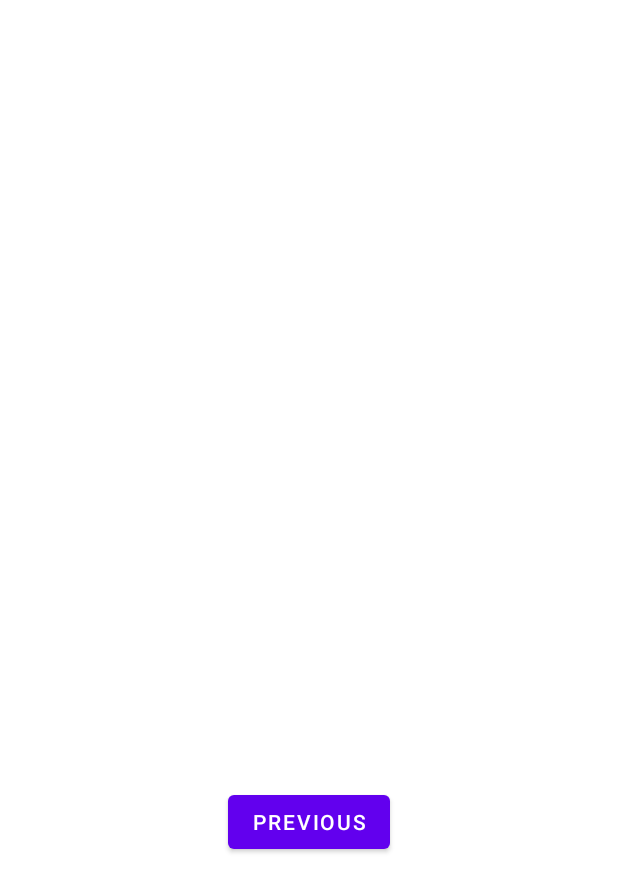
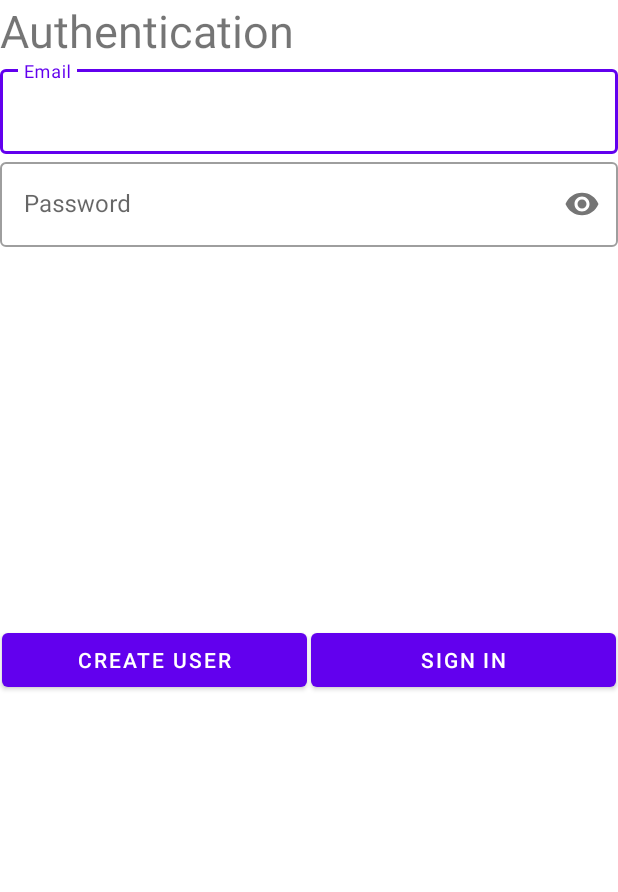
Before and after one commit to MikRas95/MissingCats, an Android app: the layout fragment_second.xml on its own in the app's theme, with its tools: preview values and no code run, on a phone screen of 412 x 824 dp. Shown: the top 892 px of the screen. Run offline under Robolectric (Android 15) with nearby library versions, the phone set to English and light mode, and no system bars.

```diff
--- a/app/build.gradle
+++ b/app/build.gradle
@@ -2,6 +2,7 @@ plugins {
     id 'com.android.application'
     id 'org.jetbrains.kotlin.android'
     id("androidx.navigation.safeargs")
+    id 'com.google.gms.google-services'
 }
 
 android {
@@ -45,6 +46,7 @@ dependencies {
     implementation 'androidx.navigation:navigation-fragment-ktx:2.5.2'
     implementation 'androidx.navigation:navigation-ui-ktx:2.5.2'
     implementation 'androidx.swiperefreshlayout:swiperefreshlayout:1.1.0'
+    implementation 'com.google.firebase:firebase-auth-ktx:21.0.8'
     testImplementation 'junit:junit:4.13.2'
     androidTestImplementation 'androidx.test.ext:junit:1.1.3'
     androidTestImplementation 'androidx.test.espresso:espresso-core:3.4.0'
--- a/app/src/main/java/com/example/missingcats/SecondFragment.kt
+++ b/app/src/main/java/com/example/missingcats/SecondFragment.kt
@@ -7,6 +7,7 @@ import android.view.View
 import android.view.ViewGroup
 import androidx.navigation.fragment.findNavController
 import com.example.missingcats.databinding.FragmentSecondBinding
+import com.google.firebase.auth.FirebaseAuth
 
 /**
  * A simple [Fragment] subclass as the second destination in the navigation.
@@ -23,7 +24,6 @@ class SecondFragment : Fragment() {
         inflater: LayoutInflater, container: ViewGroup?,
         savedInstanceState: Bundle?
     ): View? {
-
         _binding = FragmentSecondBinding.inflate(inflater, container, false)
         return binding.root
 
@@ -35,6 +35,7 @@ class SecondFragment : Fragment() {
         binding.buttonSecond.setOnClickListener {
             findNavController().navigate(R.id.action_SecondFragment_to_FirstFragment)
         }
+
     }
 
     override fun onDestroyView() {
--- /dev/null
+++ b/app/src/main/java/com/example/missingcats/models/UserViewModel.kt
@@ -0,0 +1,13 @@
+package com.example.missingcats.models
+
+import androidx.lifecycle.LiveData
+import androidx.lifecycle.MutableLiveData
+import androidx.lifecycle.ViewModel
+import com.example.missingcats.repository.AuthAppRepository
+import com.google.firebase.auth.FirebaseUser
+
+class UserViewModel: ViewModel() {
+    private val repository = AuthAppRepository()
+    val mutableLiveData: MutableLiveData<FirebaseUser> = repository.userLiveData
+
+}
--- /dev/null
+++ b/app/src/main/java/com/example/missingcats/repository/AuthAppRepository.kt
@@ -0,0 +1,27 @@
+package com.example.missingcats.repository
+
+import androidx.lifecycle.MutableLiveData
+import com.google.firebase.auth.FirebaseUser
+import com.google.firebase.auth.ktx.auth
+import com.google.firebase.ktx.Firebase
+
+class AuthAppRepository {
+    private var auth = Firebase.auth
+    val userLiveData: MutableLiveData<FirebaseUser> = MutableLiveData<FirebaseUser>()
+    val errorMessageLiveData:MutableLiveData<String> = MutableLiveData()
+    val currentUser = auth.currentUser
+
+    init {
+
+    }
+
+    fun login(email: String, password: String) {
+        auth.signInWithEmailAndPassword(email, password).addOnCompleteListener { task ->
+            if (task.isSuccessful) {
+                userLiveData.postValue(currentUser)
+            } else {
+                errorMessageLiveData.postValue(String())
+            }
+        }
+    }
+}
--- a/app/src/main/res/layout/fragment_second.xml
+++ b/app/src/main/res/layout/fragment_second.xml
@@ -1,27 +1,74 @@
 <?xml version="1.0" encoding="utf-8"?>
-<androidx.constraintlayout.widget.ConstraintLayout xmlns:android="http://schemas.android.com/apk/res/android"
+<LinearLayout xmlns:android="http://schemas.android.com/apk/res/android"
     xmlns:app="http://schemas.android.com/apk/res-auto"
     xmlns:tools="http://schemas.android.com/tools"
     android:layout_width="match_parent"
     android:layout_height="match_parent"
+    android:orientation="vertical"
     tools:context=".SecondFragment">
 
     <TextView
-        android:id="@+id/textview_second"
         android:layout_width="wrap_content"
         android:layout_height="wrap_content"
-        app:layout_constraintBottom_toTopOf="@id/button_second"
-        app:layout_constraintEnd_toEndOf="parent"
-        app:layout_constraintStart_toStartOf="parent"
-        app:layout_constraintTop_toTopOf="parent" />
+        android:text="Authentication"
+        android:textSize="30sp" />
 
-    <Button
-        android:id="@+id/button_second"
+    <com.google.android.material.textfield.TextInputLayout
+        style="@style/Widget.MaterialComponents.TextInputLayout.OutlinedBox"
+        android:layout_width="match_parent"
+        android:layout_height="wrap_content">
+
+        <com.google.android.material.textfield.TextInputEditText
+            android:id="@+id/emailInputField"
+            android:layout_width="match_parent"
+            android:layout_height="wrap_content"
+            android:hint="Email"
+            android:inputType="textEmailAddress" />
+    </com.google.android.material.textfield.TextInputLayout>
+
+    <com.google.android.material.textfield.TextInputLayout
+        style="@style/Widget.MaterialComponents.TextInputLayout.OutlinedBox"
+        android:layout_width="match_parent"
+        android:layout_height="wrap_content"
+        app:passwordToggleEnabled="true">
+
+        <com.google.android.material.textfield.TextInputEditText
+            android:id="@+id/passwordInputField"
+            android:layout_width="match_parent"
+            android:layout_height="wrap_content"
+            android:hint="Password"
+            android:inputType="textPassword" />
+    </com.google.android.material.textfield.TextInputLayout>
+
+    <Space
+        android:layout_width="match_parent"
+        android:layout_height="250dp" />
+
+    <LinearLayout
+        android:layout_width="match_parent"
+        android:layout_height="wrap_content"
+        android:orientation="horizontal">
+
+        <Button
+            android:id="@+id/button_create_user"
+            android:layout_width="0dp"
+            android:layout_height="wrap_content"
+            android:layout_margin="1dp"
+            android:layout_weight="1"
+            android:text="Create user" />
+
+        <Button
+            android:id="@+id/sign_in"
+            android:layout_width="0dp"
+            android:layout_height="wrap_content"
+            android:layout_margin="1dp"
+            android:layout_weight="1"
+            android:text="Sign in" />
+    </LinearLayout>
+
+    <TextView
+        android:id="@+id/messageView"
         android:layout_width="wrap_content"
         android:layout_height="wrap_content"
-        android:text="@string/previous"
-        app:layout_constraintBottom_toBottomOf="parent"
-        app:layout_constraintEnd_toEndOf="parent"
-        app:layout_constraintStart_toStartOf="parent"
-        app:layout_constraintTop_toBottomOf="@id/textview_second" />
-</androidx.constraintlayout.widget.ConstraintLayout>
+        android:text="" />
+</LinearLayout>
--- a/build.gradle
+++ b/build.gradle
@@ -2,6 +2,7 @@
 buildscript {
     dependencies {
         classpath("androidx.navigation:navigation-safe-args-gradle-plugin:2.5.2")
+        classpath 'com.google.gms:google-services:4.3.14'
     }
 }
 plugins {
```
